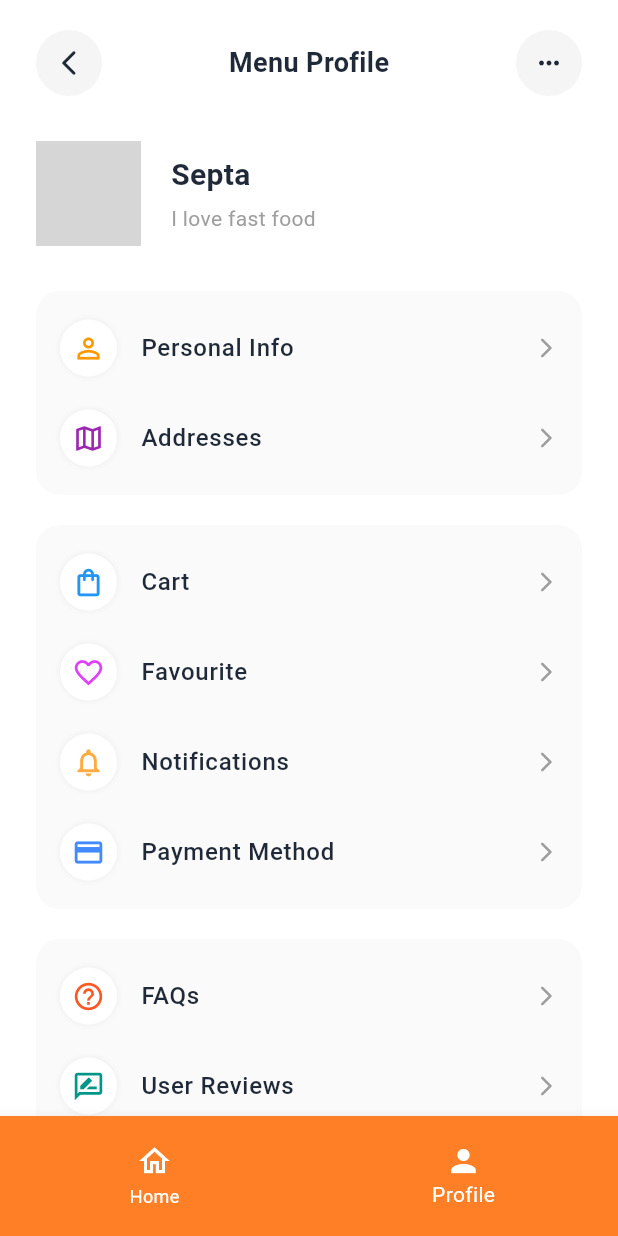
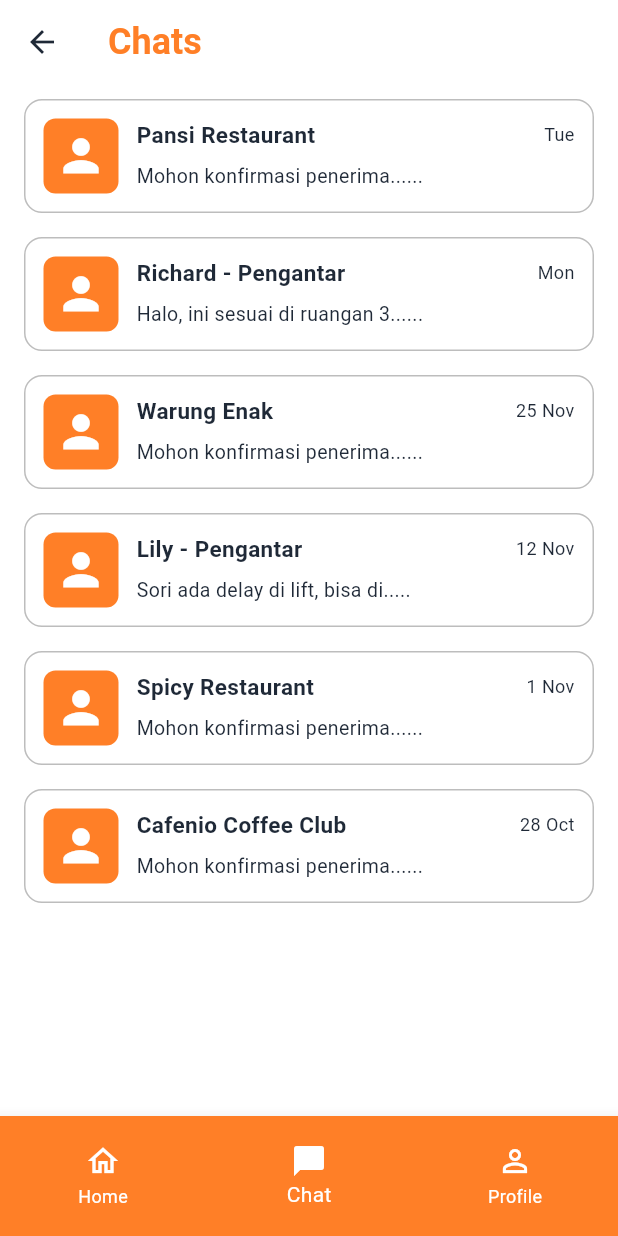
Before and after one commit to Daffa954/uc_marketplace, a Flutter app: the HomeBuyer screen opened by its route, item 2 of the bottom bar chosen, on a phone screen of 412 x 824 dp. Run offline on Flutter 3.47's test engine with Material 3 defaults, Android fonts, the phone set to English and light mode, and no system bars; our stand-ins replace carousel_slider, go_router; network calls fail; Roboto replaces fonts that are missing (Poppins); grey boxes are pictures that could not be loaded.

Commit message:
buyer chat init add + fix home page bar a bit
pain n suffering

```diff
--- /dev/null
+++ b/lib/view/pages/buyer_chat.dart
@@ -0,0 +1,141 @@
+part of 'pages.dart';
+
+class BuyerChatPage extends StatelessWidget {
+  const BuyerChatPage({super.key});
+
+  @override
+  Widget build(BuildContext context) {
+    // Dummy data based on the screenshot
+    final List<Map<String, String>> chatData = [
+      {
+        "name": "Pansi Restaurant",
+        "message": "Mohon konfirmasi penerima......",
+        "date": "Tue",
+      },
+      {
+        "name": "Richard - Pengantar",
+        "message": "Halo, ini sesuai di ruangan 3......",
+        "date": "Mon",
+      },
+      {
+        "name": "Warung Enak",
+        "message": "Mohon konfirmasi penerima......",
+        "date": "25 Nov",
+      },
+      {
+        "name": "Lily - Pengantar",
+        "message": "Sori ada delay di lift, bisa di.....",
+        "date": "12 Nov",
+      },
+      {
+        "name": "Spicy Restaurant",
+        "message": "Mohon konfirmasi penerima......",
+        "date": "1 Nov",
+      },
+      {
+        "name": "Cafenio Coffee Club",
+        "message": "Mohon konfirmasi penerima......",
+        "date": "28 Oct",
+      },
+    ];
+
+    return Scaffold(
+      backgroundColor: Colors.white,
+      appBar: AppBar(
+        backgroundColor: Colors.white,
+        elevation: 0,
+        leading: IconButton(
+          icon: const Icon(Icons.arrow_back, color: MyApp.textDark),
+          onPressed: () {
+            // Logic to go back to Home tab if needed,
+            // or let the bottom nav handle navigation.
+            // For now, we can just pop context or do nothing since it's a main tab.
+          },
+        ),
+        title: const Text(
+          "Chats",
+          style: TextStyle(
+            color: MyApp.primaryOrange,
+            fontWeight: FontWeight.bold,
+            fontSize: 24,
+          ),
+        ),
+        centerTitle: false,
+      ),
+      body: ListView.builder(
+        padding: const EdgeInsets.symmetric(horizontal: 16, vertical: 10),
+        itemCount: chatData.length,
+        itemBuilder: (context, index) {
+          final chat = chatData[index];
+          return Container(
+            margin: const EdgeInsets.only(bottom: 16),
+            padding: const EdgeInsets.all(12),
+            decoration: BoxDecoration(
+              color: Colors.white,
+              borderRadius: BorderRadius.circular(12),
+              border: Border.all(color: Colors.grey.shade400),
+            ),
+            child: Row(
+              crossAxisAlignment: CrossAxisAlignment.start,
+              children: [
+                // Avatar Box (Orange background with white icon)
+                Container(
+                  width: 50,
+                  height: 50,
+                  decoration: BoxDecoration(
+                    color: MyApp.primaryOrange,
+                    borderRadius: BorderRadius.circular(8),
+                  ),
+                  child: const Icon(
+                    Icons.person,
+                    color: Colors.white,
+                    size: 35,
+                  ),
+                ),
+                const SizedBox(width: 12),
+                // Text Content
+                Expanded(
+                  child: Column(
+                    crossAxisAlignment: CrossAxisAlignment.start,
+                    children: [
+                      Row(
+                        mainAxisAlignment: MainAxisAlignment.spaceBetween,
+                        children: [
+                          Text(
+                            chat["name"]!,
+                            style: const TextStyle(
+                              fontWeight: FontWeight.w600,
+                              fontSize: 15,
+                              color: MyApp.textDark,
+                            ),
+                          ),
+                          Text(
+                            chat["date"]!,
+                            style: const TextStyle(
+                              fontSize: 12,
+                              color: MyApp.textDark,
+                            ),
+                          ),
+                        ],
+                      ),
+                      const SizedBox(height: 8),
+                      Text(
+                        chat["message"]!,
+                        maxLines: 1,
+                        overflow: TextOverflow.ellipsis,
+                        style: const TextStyle(
+                          fontSize: 13,
+                          color: MyApp.textDark,
+                        ),
+                      ),
+                    ],
+                  ),
+                ),
+              ],
+            ),
+          );
+        },
+      ),
+    );
+  }
+}
--- a/lib/view/pages/buyer_home.dart
+++ b/lib/view/pages/buyer_home.dart
@@ -9,8 +9,9 @@ class HomeBuyer extends StatefulWidget {
 
 class _HomeBuyerState extends State<HomeBuyer> {
   int _selectedIndex = 0;
- final List<Widget> _pages = const [
+ final List<Widget> _pages = const [ // untuk tambah halaman, taruh sini 1
     HomeBodyContent(),
+    BuyerChatPage(), // tambah chat
     BuyerProfilePage(), // Ganti sesuai nama halaman profil kamu
   ];
 
@@ -20,11 +21,11 @@ class _HomeBuyerState extends State<HomeBuyer> {
     });
   }
 
-  static const List<Widget> _widgetOptions = <Widget>[
-    HomeBodyContent(),
-    Center(child: Text('Tried Page')),
-    Center(child: Text('Chat Page')),
-    BuyerProfilePage(), // <--- Panggil halaman profile di index ke-3
+  static const List<Widget> _widgetOptions = <Widget>[ // untuk tambah halaman, taruh sini 2
+    HomeBodyContent(),                  // Index 0: Home
+  //  Center(child: Text("Tried Page")),  // Index 1: Tried (Placeholder)
+    BuyerChatPage(),                    // Index 2: Chat (This was missing!)
+    BuyerProfilePage(),
   ];
 
   @override
@@ -52,12 +53,12 @@ class _HomeBuyerState extends State<HomeBuyer> {
             //   icon: Icon(Icons.access_time_outlined, color: Colors.white),
             //   activeIcon: Icon(Icons.access_time_filled),
             //   label: 'Tried',
-            // ),
-            // BottomNavigationBarItem(
-            //   icon: Icon(Icons.chat_bubble_outline, color: Colors.white),
-            //   activeIcon: Icon(Icons.chat_bubble),
-            //   label: 'Chat',
-            // ),
+            // ), // untuk tambah halaman, taruh sini 3
+            BottomNavigationBarItem(
+              icon: Icon(Icons.chat_bubble_outline, color: Colors.white),
+              activeIcon: Icon(Icons.chat_bubble),
+              label: 'Chat',
+            ),
             BottomNavigationBarItem(
               icon: Icon(Icons.person_outline, color: Colors.white),
               activeIcon: Icon(Icons.person),
--- a/lib/view/pages/pages.dart
+++ b/lib/view/pages/pages.dart
@@ -18,4 +18,5 @@ part 'package:uc_marketplace/view/pages/login.dart';
 part 'package:uc_marketplace/view/pages/register.dart';
 part 'package:uc_marketplace/view/pages/buyer_home.dart';
 part 'package:uc_marketplace/view/pages/buyer_profile.dart';
+part 'package:uc_marketplace/view/pages/buyer_chat.dart';
 part 'package:uc_marketplace/view/pages/search_page.dart';
```
